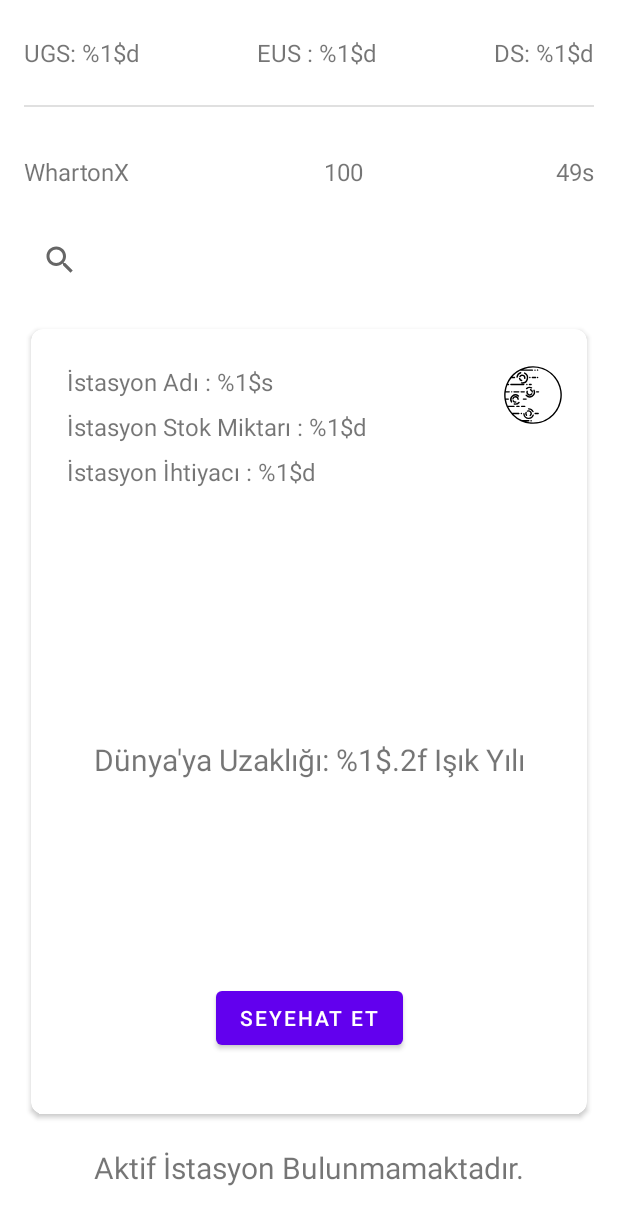
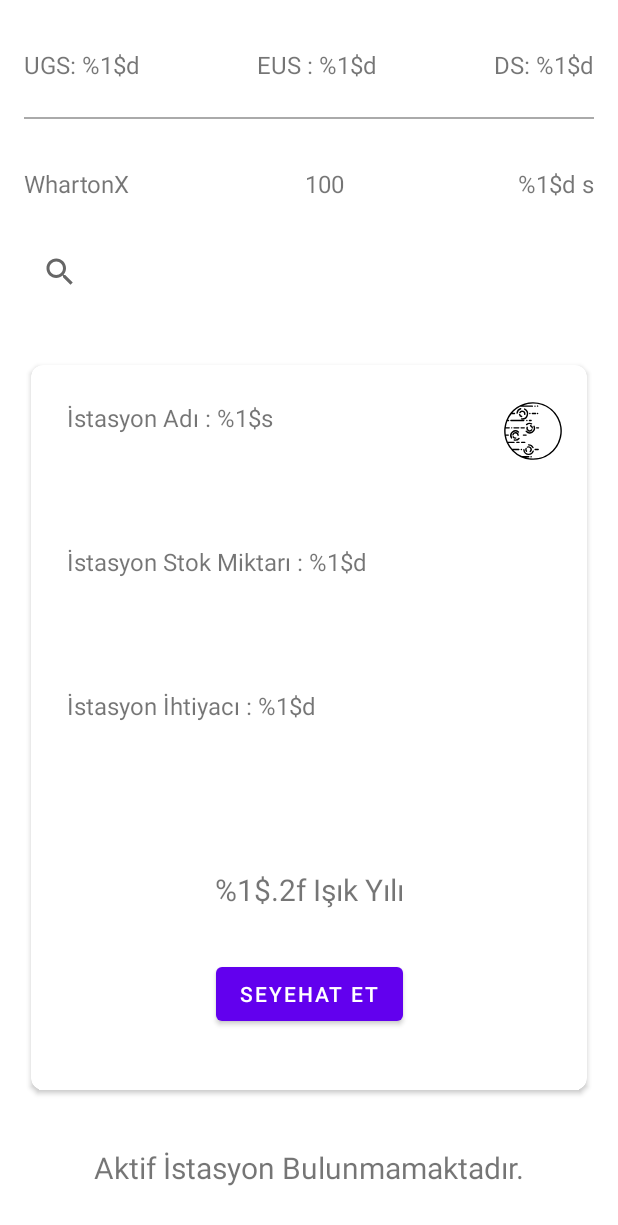
Before and after one commit to sertacokan/a804bad3987caf0fb7a1c5a6af8a03d0, an Android app: the layout stations_fragment.xml on its own in the app's theme, with its tools: preview values and no code run, on a phone screen of 412 x 824 dp. Shown: the top 1225 px of the screen. Run offline under Robolectric (Android 15) with nearby library versions, the phone set to English and light mode, and no system bars.

Commit message:
- Refactor DeliveryRemainingDataStore.kt and SpaceshipDataStore.kt - Create StationTravelClickListener.kt - Refactor distance calculation method in SpaceStationRepository.kt

```diff
--- a/app/src/main/AndroidManifest.xml
+++ b/app/src/main/AndroidManifest.xml
@@ -12,7 +12,8 @@
         android:roundIcon="@mipmap/ic_launcher_round"
         android:supportsRtl="true"
         android:theme="@style/Theme.SpaceDeliveryMan">
-        <activity android:name=".MainActivity">
+        <activity android:name=".MainActivity"
+            >
             <intent-filter>
                 <action android:name="android.intent.action.MAIN" />
 
--- a/app/src/main/java/com/example/spacedeliveryman/database/station/SpaceStationDao.kt
+++ b/app/src/main/java/com/example/spacedeliveryman/database/station/SpaceStationDao.kt
@@ -22,7 +22,7 @@ interface SpaceStationDao {
     fun getCurrentStation(): Flow<SpaceStationEntity>
 
     @Update(onConflict = OnConflictStrategy.REPLACE)
-    fun updateDistanceFromCurrentStation(stations: List<SpaceStationEntity>)
+    suspend fun updateDistanceFromCurrentStation(stations: List<SpaceStationEntity>)
 
     @Update
     suspend fun updateStation(spaceStationEntity: SpaceStationEntity)
--- a/app/src/main/java/com/example/spacedeliveryman/ui/ship/SpaceshipViewModel.kt
+++ b/app/src/main/java/com/example/spacedeliveryman/ui/ship/SpaceshipViewModel.kt
@@ -57,7 +57,7 @@ class SpaceshipViewModel(private val dataStoreRepository: DataStoreRepository) :
     }
 
     private suspend fun saveInfo() {
-        val name = shipName.value ?: "Default"
+        val name = shipName.value ?: "Default Gemi"
         val speed = shipSpeed.value ?: 1
         val capacity = shipCapacity.value ?: 1
         val durability = shipDurability.value ?: 1
--- /dev/null
+++ b/app/src/main/java/com/example/spacedeliveryman/utils/StationTravelClickListener.kt
@@ -0,0 +1,7 @@
+package com.example.spacedeliveryman.utils
+
+import com.example.spacedeliveryman.database.station.SpaceStationEntity
+
+interface StationTravelClickListener {
+    fun onStationTravelClicked(spaceStationEntity: SpaceStationEntity)
+}
--- a/app/src/main/res/layout/list_item_stations.xml
+++ b/app/src/main/res/layout/list_item_stations.xml
@@ -4,6 +4,7 @@
     xmlns:tools="http://schemas.android.com/tools">
 
     <data>
+
         <variable
             name="stationEntity"
             type="com.example.spacedeliveryman.database.station.SpaceStationEntity" />
@@ -11,6 +12,10 @@
         <variable
             name="favoriteSelectionListener"
             type="com.example.spacedeliveryman.utils.FavoriteSelectionListener" />
+
+        <variable
+            name="travelClickListener"
+            type="com.example.spacedeliveryman.utils.StationTravelClickListener" />
     </data>
 
     <androidx.cardview.widget.CardView
@@ -26,67 +31,75 @@
             android:layout_height="match_parent">
 
             <TextView
-                android:textSize="16sp"
                 android:id="@+id/textView12"
                 android:layout_width="wrap_content"
                 android:layout_height="wrap_content"
                 android:layout_marginStart="16dp"
                 android:layout_marginTop="16dp"
                 android:text="@{@string/station_name_formatted_text(stationEntity.name)}"
+                android:textSize="16sp"
+                app:layout_constraintBottom_toTopOf="@+id/textView13"
                 app:layout_constraintStart_toStartOf="parent"
                 app:layout_constraintTop_toTopOf="parent"
+                app:layout_constraintVertical_chainStyle="spread_inside"
                 tools:text="@string/station_name_formatted_text" />
 
             <TextView
-                android:textSize="16sp"
                 android:id="@+id/textView13"
                 android:layout_width="wrap_content"
                 android:layout_height="wrap_content"
                 android:layout_marginTop="8dp"
                 android:text="@{@string/station_stock_formatted_text(stationEntity.stock)}"
+                android:textSize="16sp"
+                app:layout_constraintBottom_toTopOf="@+id/textView15"
                 app:layout_constraintStart_toStartOf="@+id/textView12"
                 app:layout_constraintTop_toBottomOf="@+id/textView12"
                 tools:text="@string/station_stock_formatted_text" />
 
             <ToggleButton
-                android:onClick="@{() -> favoriteSelectionListener.onFavoriteClicked(stationEntity)}"
                 android:id="@+id/toggleButton2"
                 style="@style/FavoriteButtonStyle"
                 android:layout_marginEnd="8dp"
                 android:checked="@{stationEntity.isFavorite() == 1}"
+                android:onClick="@{() -> favoriteSelectionListener.onFavoriteClicked(stationEntity)}"
                 app:layout_constraintEnd_toEndOf="parent"
                 app:layout_constraintTop_toTopOf="@+id/textView12" />
 
             <TextView
-                android:textSize="16sp"
                 android:id="@+id/textView15"
                 android:layout_width="wrap_content"
                 android:layout_height="wrap_content"
                 android:layout_marginTop="8dp"
                 android:text="@{@string/station_need_formatted_text(stationEntity.need)}"
+                android:textSize="16sp"
+                app:layout_constraintBottom_toTopOf="@+id/textView14"
                 app:layout_constraintStart_toStartOf="@+id/textView13"
                 app:layout_constraintTop_toBottomOf="@+id/textView13"
                 tools:text="@string/station_need_formatted_text" />
 
             <TextView
-                android:textSize="20sp"
                 android:id="@+id/textView14"
                 android:layout_width="wrap_content"
                 android:layout_height="wrap_content"
                 android:layout_marginTop="32dp"
-                android:text="@{@string/distance_from_earth_formatted_text(stationEntity.distanceFromEarth)}"
+                android:layout_marginBottom="32dp"
+                android:textAlignment="center"
+                android:textSize="20sp"
+                android:text="@{@string/station_distance_formatted_text(stationEntity.distanceFromActiveStation)}"
                 app:layout_constraintBottom_toTopOf="@+id/button2"
                 app:layout_constraintEnd_toEndOf="parent"
                 app:layout_constraintHorizontal_bias="0.5"
                 app:layout_constraintStart_toStartOf="parent"
                 app:layout_constraintTop_toBottomOf="@+id/textView15"
-                tools:text="@string/distance_from_earth_formatted_text" />
+                tools:text="@string/station_distance_formatted_text" />
 
             <com.google.android.material.button.MaterialButton
                 android:id="@+id/button2"
                 android:layout_width="wrap_content"
                 android:layout_height="wrap_content"
                 android:layout_marginBottom="32dp"
+                android:enabled="@{stationEntity.isCompleted() != 1 &amp;&amp; stationEntity.isActive() != 1}"
+                android:onClick="@{() -> travelClickListener.onStationTravelClicked(stationEntity)}"
                 android:text="@string/travel_button_text"
                 app:layout_constraintBottom_toBottomOf="parent"
                 app:layout_constraintEnd_toEndOf="parent"
--- a/app/src/main/res/layout/spaceship_fragment.xml
+++ b/app/src/main/res/layout/spaceship_fragment.xml
@@ -21,9 +21,9 @@
             android:layout_height="wrap_content"
             android:layout_marginTop="24dp"
             android:lineSpacingExtra="8dp"
-            android:text="@string/total_point_formatted_text"
             android:textAlignment="center"
             android:textSize="20sp"
+            android:text="@string/total_point_text"
             app:layout_constraintEnd_toEndOf="@+id/divider"
             app:layout_constraintHorizontal_bias="0.5"
             app:layout_constraintStart_toStartOf="@+id/divider"
@@ -36,7 +36,7 @@
             android:layout_marginStart="24dp"
             android:layout_marginTop="24dp"
             android:layout_marginEnd="24dp"
-            android:background="?android:attr/listDivider"
+            android:background="@android:color/darker_gray"
             app:layout_constraintEnd_toEndOf="parent"
             app:layout_constraintHorizontal_bias="0.5"
             app:layout_constraintStart_toStartOf="parent"
--- a/app/src/main/res/layout/stations_fragment.xml
+++ b/app/src/main/res/layout/stations_fragment.xml
@@ -32,7 +32,7 @@
             android:id="@+id/textView6"
             android:layout_width="wrap_content"
             android:layout_height="wrap_content"
-            android:layout_marginTop="24dp"
+            android:layout_marginTop="32dp"
             android:text="@{@string/eus_formatted_text(viewModel.eus)}"
             android:textSize="16sp"
             app:layout_constraintEnd_toStartOf="@+id/textView7"
@@ -60,7 +60,7 @@
             android:layout_marginStart="16dp"
             android:layout_marginTop="24dp"
             android:layout_marginEnd="16dp"
-            android:background="?android:attr/listDivider"
+            android:background="@android:color/darker_gray"
             app:layout_constraintEnd_toEndOf="parent"
             app:layout_constraintStart_toStartOf="parent"
             app:layout_constraintTop_toBottomOf="@+id/textView5" />
@@ -92,6 +92,7 @@
             tools:text="100" />
 
         <TextView
+            android:text="@{@string/counter_formatted_text(viewModel.counter)}"
             android:id="@+id/textView10"
             android:layout_width="wrap_content"
             android:layout_height="wrap_content"
@@ -100,7 +101,7 @@
             app:layout_constraintEnd_toEndOf="@+id/divider4"
             app:layout_constraintHorizontal_bias="0.5"
             app:layout_constraintStart_toEndOf="@+id/textView9"
-            tools:text="49s" />
+            tools:text="@string/counter_formatted_text" />
 
         <androidx.appcompat.widget.SearchView
             android:id="@+id/searchView2"
@@ -118,8 +119,8 @@
             android:id="@+id/station_list"
             android:layout_width="0dp"
             android:layout_height="0dp"
-            android:layout_marginTop="16dp"
-            android:layout_marginBottom="16dp"
+            android:layout_marginTop="32dp"
+            android:layout_marginBottom="32dp"
             android:orientation="horizontal"
             app:layoutManager="androidx.recyclerview.widget.LinearLayoutManager"
             app:layout_constraintBottom_toTopOf="@+id/textView11"
--- a/app/src/main/res/values/strings.xml
+++ b/app/src/main/res/values/strings.xml
@@ -2,7 +2,6 @@
     <string name="app_name">SpaceDeliveryMan</string>
 
     <!-- Formatted -->
-    <string name="total_point_formatted_text">Dağıtılacak Puan <br>15</br></string>
     <string name="ugs_formatted_text">UGS: %1$d</string>
     <string name="eus_formatted_text">EUS : %1$d</string>
     <string name="ds_formatted_text">DS: %1$d</string>
@@ -11,6 +10,8 @@
     <string name="station_name_formatted_text">İstasyon Adı : %1$s</string>
     <string name="station_stock_formatted_text">İstasyon Stok Miktarı : %1$d</string>
     <string name="station_need_formatted_text">İstasyon İhtiyacı : %1$d</string>
+    <string name="counter_formatted_text">%1$d s</string>
+    <string name="station_distance_formatted_text">%1$.2f Işık Yılı</string>
 
     <!-- Properties -->
     <string name="durability_property_text">Dayanıklılık - %1d</string>
@@ -31,6 +32,8 @@
 
     <!-- Titles -->
     <string name="favorite_title">Favoriler</string>
+    <string name="total_point_text">Dağıtılacak Puan : 15</string>
+
 
     <!-- Warning Text -->
     <string name="not_active_station_found_text">Aktif İstasyon Bulunmamaktadır.</string>
```
Also changed, not shown: app/src/main/java/com/example/spacedeliveryman/adapters/SpaceStationAdapter.kt (+6 -2 lines), app/src/main/java/com/example/spacedeliveryman/datastore/DeliveryRemainingDataStore.kt (+11 -5 lines), app/src/main/java/com/example/spacedeliveryman/datastore/SpaceshipDataStore.kt (+4 -3 lines), app/src/main/java/com/example/spacedeliveryman/holders/StationHolder.kt (+6 -1 lines), app/src/main/java/com/example/spacedeliveryman/repositories/DataStoreRepository.kt (+6 -2 lines), app/src/main/java/com/example/spacedeliveryman/repositories/SpaceStationRepository.kt (+34 -1 lines), app/src/main/java/com/example/spacedeliveryman/ui/station/StationsFragment.kt (+7 -2 lines), app/src/main/java/com/example/spacedeliveryman/ui/station/StationsViewModel.kt (+14 -7 lines), app/src/main/java/com/example/spacedeliveryman/utils/FlowTimer.kt (added, +33 -0 lines).
